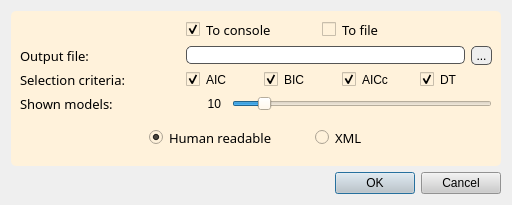
This is src/gui/resultsexportdialog.ui in ddarriba/modeltest as Qt 5 draws it before an edit. The edited form follows.
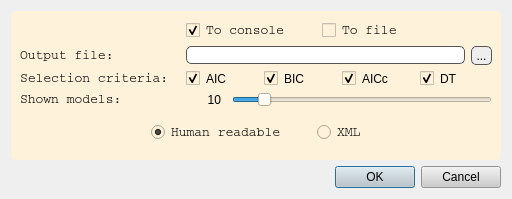
This is the edited form.

Patch:
```diff
--- a/src/gui/resultsexportdialog.ui
+++ b/src/gui/resultsexportdialog.ui
@@ -55,7 +55,7 @@
         </property>
         <property name="font">
          <font>
-          <family>Courier 10 Pitch</family>
+          <family>Courier</family>
           <pointsize>10</pointsize>
          </font>
         </property>
@@ -68,7 +68,7 @@
        <widget class="QFrame" name="frame_criteria">
         <property name="font">
          <font>
-          <family>Courier 10 Pitch</family>
+          <family>Courier</family>
           <pointsize>10</pointsize>
          </font>
         </property>
@@ -156,7 +156,7 @@
         </property>
         <property name="font">
          <font>
-          <family>Courier 10 Pitch</family>
+          <family>Courier</family>
           <pointsize>10</pointsize>
          </font>
         </property>
@@ -169,7 +169,7 @@
        <widget class="QFrame" name="frame_nmodels">
         <property name="font">
          <font>
-          <family>Courier 10 Pitch</family>
+          <family>Courier</family>
           <pointsize>10</pointsize>
          </font>
         </property>
@@ -268,7 +268,7 @@
            </property>
            <property name="font">
             <font>
-             <family>Courier 10 Pitch</family>
+             <family>Courier</family>
              <pointsize>10</pointsize>
             </font>
            </property>
@@ -284,7 +284,7 @@
           <widget class="QRadioButton" name="rad_xml">
            <property name="font">
             <font>
-             <family>Courier 10 Pitch</family>
+             <family>Courier</family>
              <pointsize>10</pointsize>
             </font>
            </property>
@@ -316,7 +316,7 @@
        <widget class="QLabel" name="lbl_outfile">
         <property name="font">
          <font>
-          <family>Courier 10 Pitch</family>
+          <family>Courier</family>
           <pointsize>10</pointsize>
          </font>
         </property>
@@ -403,7 +403,7 @@
            </property>
            <property name="font">
             <font>
-             <family>Courier 10 Pitch</family>
+             <family>Courier</family>
              <pointsize>10</pointsize>
             </font>
            </property>
@@ -431,7 +431,7 @@
            </property>
            <property name="font">
             <font>
-             <family>Courier 10 Pitch</family>
+             <family>Courier</family>
              <pointsize>10</pointsize>
             </font>
            </property>
```
